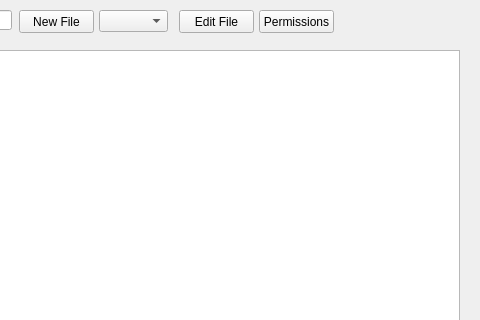
Qt form GUI/GUI_client.ui (AnnabellKuldmaa/ds16) before a commit; both pictures show x 321 to 801 and y 0 to 320 of the 801 by 597 pixel window.
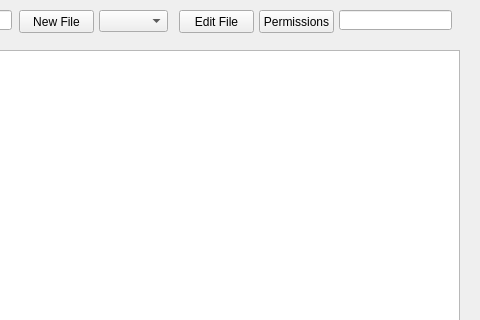
The same form after that commit.

Commit message: gui elements connected

The edit to the form file:
```diff
--- a/GUI/GUI_client.ui
+++ b/GUI/GUI_client.ui
@@ -118,6 +118,16 @@
      </rect>
     </property>
    </widget>
+   <widget class="QLineEdit" name="perm_edit">
+    <property name="geometry">
+     <rect>
+      <x>660</x>
+      <y>10</y>
+      <width>113</width>
+      <height>20</height>
+     </rect>
+    </property>
+   </widget>
   </widget>
   <widget class="QStatusBar" name="statusbar"/>
  </widget>
```
Left out of the diff: 2 changed lines with no effect on the pictures. The commit also changes 2 other files.
